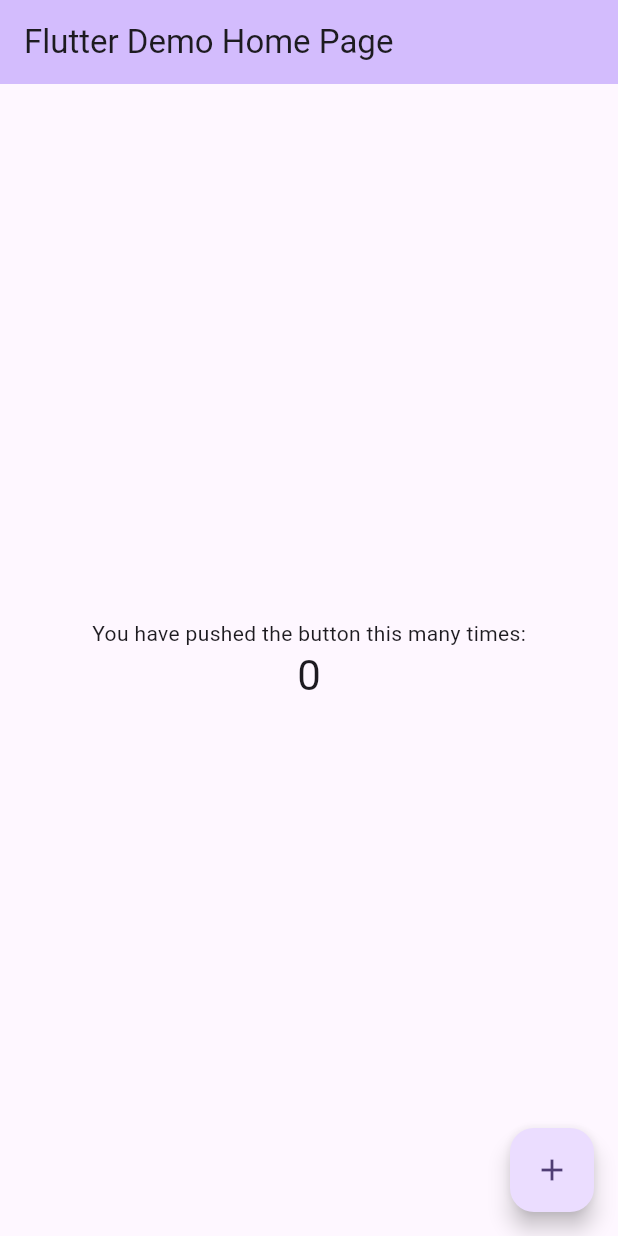
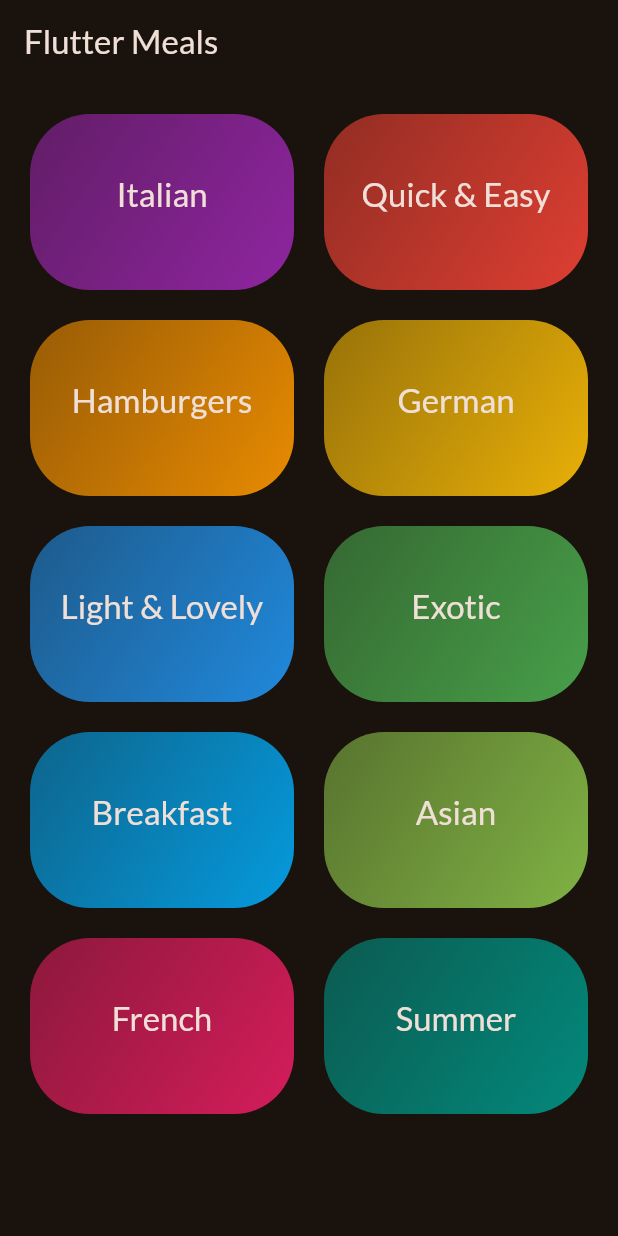
Before and after one commit to moharoon11/flutter_meals, a Flutter app: the screen it shows after launch, on a phone screen of 412 x 824 dp. Run offline on Flutter 3.47's test engine with Material 3 defaults, Android fonts, the phone set to English and light mode, and no system bars; our stand-ins replace google_fonts.

Commit message:
category screen

```diff
--- /dev/null
+++ b/lib/data/dummy_data.dart
@@ -0,0 +1,56 @@
+import 'package:flutter/material.dart';
+
+import 'package:meals/models/category.dart';
+
+const availableCategories = [
+  Category(
+    id: 'c1',
+    title: 'Italian',
+    color: Colors.purple,
+  ),
+  Category(
+    id: 'c2',
+    title: 'Quick & Easy',
+    color: Colors.red,
+  ),
+  Category(
+    id: 'c3',
+    title: 'Hamburgers',
+    color: Colors.orange,
+  ),
+  Category(
+    id: 'c4',
+    title: 'German',
+    color: Colors.amber,
+  ),
+  Category(
+    id: 'c5',
+    title: 'Light & Lovely',
+    color: Colors.blue,
+  ),
+  Category(
+    id: 'c6',
+    title: 'Exotic',
+    color: Colors.green,
+  ),
+  Category(
+    id: 'c7',
+    title: 'Breakfast',
+    color: Colors.lightBlue,
+  ),
+  Category(
+    id: 'c8',
+    title: 'Asian',
+    color: Colors.lightGreen,
+  ),
+  Category(
+    id: 'c9',
+    title: 'French',
+    color: Colors.pink,
+  ),
+  Category(
+    id: 'c10',
+    title: 'Summer',
+    color: Colors.teal,
+  ),
+];
--- a/lib/main.dart
+++ b/lib/main.dart
@@ -1,125 +1,22 @@
 import 'package:flutter/material.dart';
 
+import 'package:google_fonts/google_fonts.dart';
+import 'package:meals/screens/categories.dart';
+
+final theme = ThemeData(
+  useMaterial3: true,
+  colorScheme: ColorScheme.fromSeed(
+    brightness: Brightness.dark,
+    seedColor: const Color.fromARGB(255, 131, 57, 0),
+  ),
+  textTheme: GoogleFonts.latoTextTheme(),
+);
+
 void main() {
-  runApp(const MyApp());
+  runApp(
+    MaterialApp(
+      theme: theme,
+      home: const CategoriesScreen(),
+    ),
+  );
 }
-
-class MyApp extends StatelessWidget {
-  const MyApp({super.key});
-
-  // This widget is the root of your application.
-  @override
-  Widget build(BuildContext context) {
-    return MaterialApp(
-      title: 'Flutter Demo',
-      theme: ThemeData(
-        // This is the theme of your application.
-        //
-        // TRY THIS: Try running your application with "flutter run". You'll see
-        // the application has a purple toolbar. Then, without quitting the app,
-        // try changing the seedColor in the colorScheme below to Colors.green
-        // and then invoke "hot reload" (save your changes or press the "hot
-        // reload" button in a Flutter-supported IDE, or press "r" if you used
-        // the command line to start the app).
-        //
-        // Notice that the counter didn't reset back to zero; the application
-        // state is not lost during the reload. To reset the state, use hot
-        // restart instead.
-        //
-        // This works for code too, not just values: Most code changes can be
-        // tested with just a hot reload.
-        colorScheme: ColorScheme.fromSeed(seedColor: Colors.deepPurple),
-        useMaterial3: true,
-      ),
-      home: const MyHomePage(title: 'Flutter Demo Home Page'),
-    );
-  }
-}
-
-class MyHomePage extends StatefulWidget {
-  const MyHomePage({super.key, required this.title});
-
-  // This widget is the home page of your application. It is stateful, meaning
-  // that it has a State object (defined below) that contains fields that affect
-  // how it looks.
-
-  // This class is the configuration for the state. It holds the values (in this
-  // case the title) provided by the parent (in this case the App widget) and
-  // used by the build method of the State. Fields in a Widget subclass are
-  // always marked "final".
-
-  final String title;
-
-  @override
-  State<MyHomePage> createState() => _MyHomePageState();
-}
-
-class _MyHomePageState extends State<MyHomePage> {
-  int _counter = 0;
-
-  void _incrementCounter() {
-    setState(() {
-      // This call to setState tells the Flutter framework that something has
-      // changed in this State, which causes it to rerun the build method below
-      // so that the display can reflect the updated values. If we changed
-      // _counter without calling setState(), then the build method would not be
-      // called again, and so nothing would appear to happen.
-      _counter++;
-    });
-  }
-
-  @override
-  Widget build(BuildContext context) {
-    // This method is rerun every time setState is called, for instance as done
-    // by the _incrementCounter method above.
-    //
-    // The Flutter framework has been optimized to make rerunning build methods
-    // fast, so that you can just rebuild anything that needs updating rather
-    // than having to individually change instances of widgets.
-    return Scaffold(
-      appBar: AppBar(
-        // TRY THIS: Try changing the color here to a specific color (to
-        // Colors.amber, perhaps?) and trigger a hot reload to see the AppBar
-        // change color while the other colors stay the same.
-        backgroundColor: Theme.of(context).colorScheme.inversePrimary,
-        // Here we take the value from the MyHomePage object that was created by
-        // the App.build method, and use it to set our appbar title.
-        title: Text(widget.title),
-      ),
-      body: Center(
-        // Center is a layout widget. It takes a single child and positions it
-        // in the middle of the parent.
-        child: Column(
-          // Column is also a layout widget. It takes a list of children and
-          // arranges them vertically. By default, it sizes itself to fit its
-          // children horizontally, and tries to be as tall as its parent.
-          //
-          // Column has various properties to control how it sizes itself and
-          // how it positions its children. Here we use mainAxisAlignment to
-          // center the children vertically; the main axis here is the vertical
-          // axis because Columns are vertical (the cross axis would be
-          // horizontal).
-          //
-          // TRY THIS: Invoke "debug painting" (choose the "Toggle Debug Paint"
-          // action in the IDE, or press "p" in the console), to see the
-          // wireframe for each widget.
-          mainAxisAlignment: MainAxisAlignment.center,
-          children: <Widget>[
-            const Text(
-              'You have pushed the button this many times:',
-            ),
-            Text(
-              '$_counter',
-              style: Theme.of(context).textTheme.headlineMedium,
-            ),
-          ],
-        ),
-      ),
-      floatingActionButton: FloatingActionButton(
-        onPressed: _incrementCounter,
-        tooltip: 'Increment',
-        child: const Icon(Icons.add),
-      ), // This trailing comma makes auto-formatting nicer for build methods.
-    );
-  }
-}
--- /dev/null
+++ b/lib/models/category.dart
@@ -0,0 +1,13 @@
+import 'package:flutter/material.dart';
+
+class Category {
+  const Category({
+    required this.id,
+    required this.title,
+    this.color = Colors.deepOrange,
+  });
+
+  final String id;
+  final String title;
+  final Color color;
+}
--- /dev/null
+++ b/lib/screens/categories.dart
@@ -0,0 +1,31 @@
+import 'package:flutter/material.dart';
+import 'package:meals/data/dummy_data.dart';
+import 'package:meals/models/category.dart';
+import 'package:meals/widget/category_grid_item.dart';
+
+class CategoriesScreen extends StatelessWidget {
+  const CategoriesScreen({super.key});
+
+  @override
+  Widget build(BuildContext context) {
+    return Scaffold(
+        appBar: AppBar(
+          title: const Text(
+            'Flutter Meals',
+          ),
+        ),
+        body: GridView(
+          padding: const EdgeInsets.all(20),
+          gridDelegate: const SliverGridDelegateWithFixedCrossAxisCount(
+            crossAxisCount: 2,
+            crossAxisSpacing: 20,
+            childAspectRatio: 1.5,
+            mainAxisSpacing: 20,
+          ),
+          children: [
+            for (var category in availableCategories)
+              CategoryGridItem(category: category),
+          ],
+        ));
+  }
+}
--- /dev/null
+++ b/lib/widget/category_grid_item.dart
@@ -0,0 +1,42 @@
+import 'package:flutter/material.dart';
+
+import 'package:meals/models/category.dart';
+
+class CategoryGridItem extends StatelessWidget {
+  const CategoryGridItem({
+    super.key,
+    required this.category,
+  });
+
+  final Category category;
+
+  @override
+  Widget build(BuildContext context) {
+    return InkWell(
+      onTap: () {},
+      borderRadius: BorderRadius.circular(40),
+      splashColor: const Color.fromARGB(178, 255, 18, 2),
+      child: Container(
+        padding: const EdgeInsets.symmetric(vertical: 40),
+        decoration: BoxDecoration(
+          gradient: LinearGradient(
+            colors: [
+              category.color.withOpacity(0.55),
+              category.color.withOpacity(0.9)
+            ],
+            begin: Alignment.topLeft,
+            end: Alignment.bottomRight,
+          ),
+          borderRadius: BorderRadius.circular(40),
+        ),
+        child: Text(
+          category.title,
+          style: Theme.of(context).textTheme.titleLarge!.copyWith(
+                color: Theme.of(context).colorScheme.onBackground,
+              ),
+          textAlign: TextAlign.center,
+        ),
+      ),
+    );
+  }
+}
--- a/pubspec.yaml
+++ b/pubspec.yaml
@@ -35,6 +35,7 @@ dependencies:
   # The following adds the Cupertino Icons font to your application.
   # Use with the CupertinoIcons class for iOS style icons.
   cupertino_icons: ^1.0.2
+  google_fonts: ^6.1.0
 
 dev_dependencies:
   flutter_test:
```
Also changed, not shown: pubspec.lock, 2 other files.
